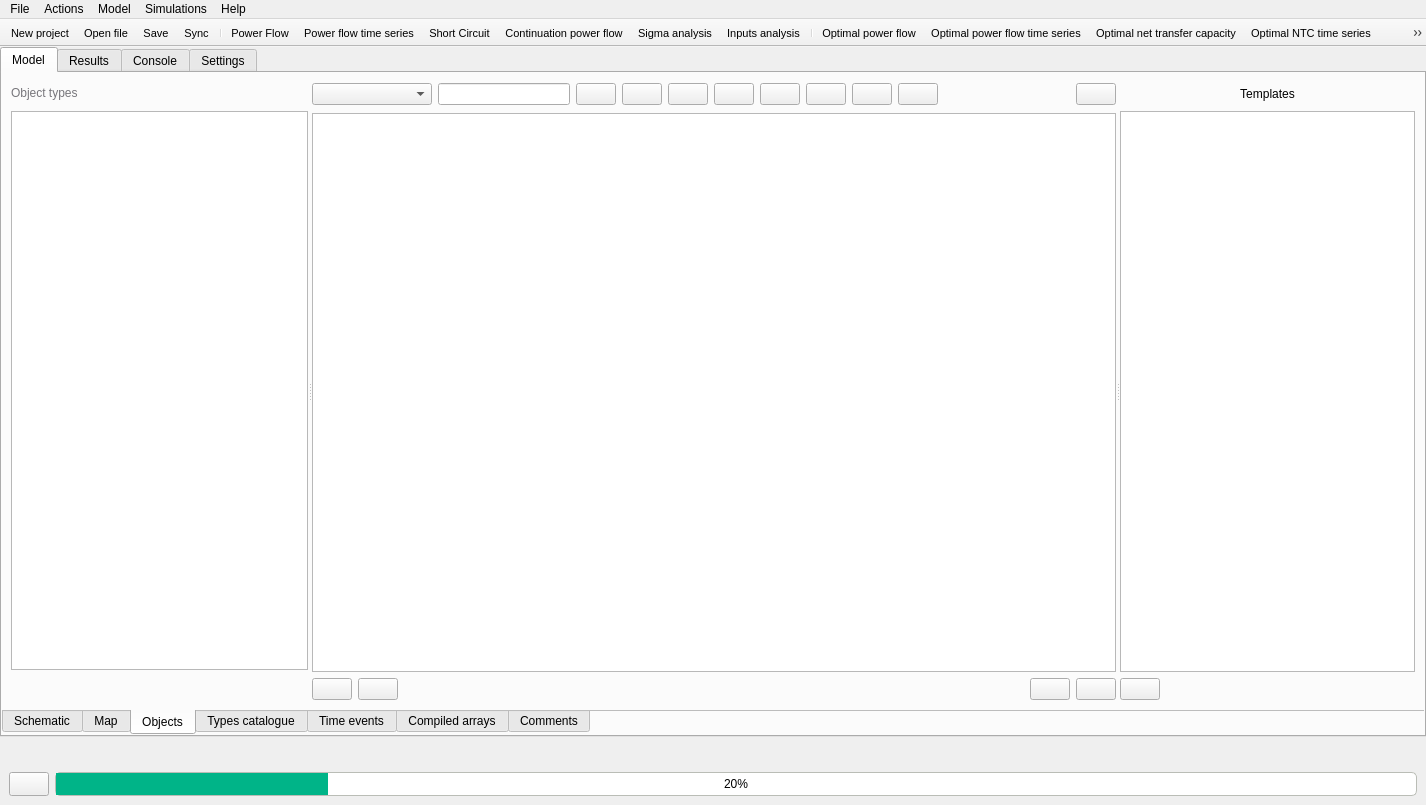
Before: the Qt Designer form src/GridCal/Gui/Main/MainWindow.ui in SanPen/GridCal, drawn with Qt 5.
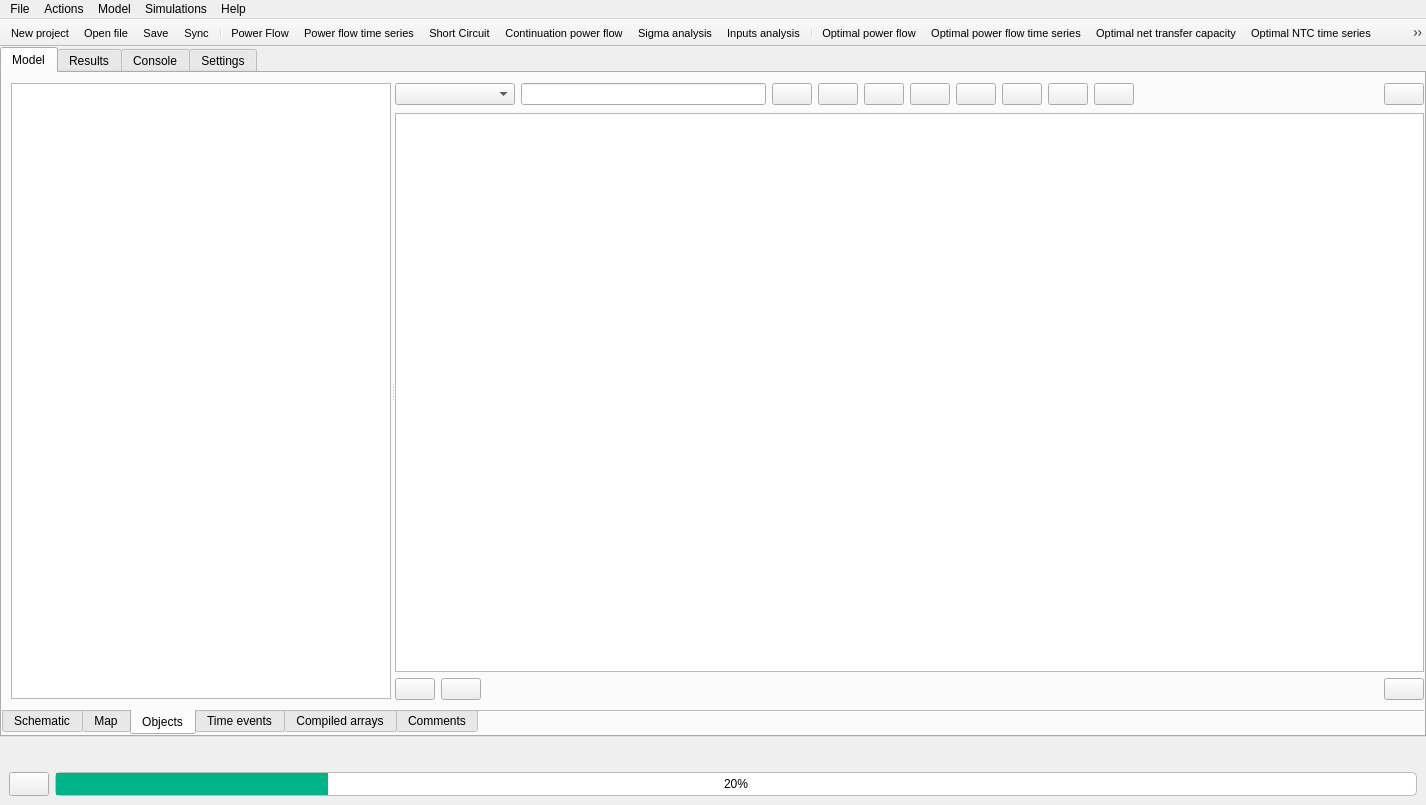
After: the same form once the commit is applied. The open tabs and pages were chosen to show the change. Icons and pictures are not drawn.

The edit to the form file:
```diff
--- a/src/GridCal/Gui/Main/MainWindow.ui
+++ b/src/GridCal/Gui/Main/MainWindow.ui
@@ -618,160 +618,17 @@
                 <enum>QFrame::Raised</enum>
                </property>
                <layout class="QVBoxLayout" name="verticalLayout_27">
-                <property name="rightMargin">
-                 <number>0</number>
-                </property>
-                <item>
-                 <widget class="QFrame" name="frame_55">
-                  <property name="frameShape">
-                   <enum>QFrame::NoFrame</enum>
-                  </property>
-                  <property name="frameShadow">
-                   <enum>QFrame::Raised</enum>
-                  </property>
-                  <layout class="QHBoxLayout" name="horizontalLayout_29">
-                   <property name="leftMargin">
-                    <number>0</number>
-                   </property>
                    <property name="topMargin">
-                    <number>4</number>
+                 <number>10</number>
                    </property>
                    <property name="rightMargin">
                     <number>0</number>
                    </property>
                    <property name="bottomMargin">
-                    <number>5</number>
+                 <number>4</number>
                    </property>
                    <item>
-                    <widget class="QLabel" name="label_3">
-                     <property name="palette">
-                      <palette>
-                       <active>
-                        <colorrole role="WindowText">
-                         <brush brushstyle="SolidPattern">
-                          <color alpha="255">
-                           <red>119</red>
-                           <green>118</green>
-                           <blue>123</blue>
-                          </color>
-                         </brush>
-                        </colorrole>
-                        <colorrole role="Text">
-                         <brush brushstyle="SolidPattern">
-                          <color alpha="255">
-                           <red>154</red>
-                           <green>153</green>
-                           <blue>150</blue>
-                          </color>
-                         </brush>
-                        </colorrole>
-                        <colorrole role="ButtonText">
-                         <brush brushstyle="SolidPattern">
-                          <color alpha="255">
-                           <red>154</red>
-                           <green>153</green>
-                           <blue>150</blue>
-                          </color>
-                         </brush>
-                        </colorrole>
-                        <colorrole role="PlaceholderText">
-                         <brush brushstyle="SolidPattern">
-                          <color alpha="128">
-                           <red>154</red>
-                           <green>153</green>
-                           <blue>150</blue>
-                          </color>
-                         </brush>
-                        </colorrole>
-                       </active>
-                       <inactive>
-                        <colorrole role="WindowText">
-                         <brush brushstyle="SolidPattern">
-                          <color alpha="255">
-                           <red>119</red>
-                           <green>118</green>
-                           <blue>123</blue>
-                          </color>
-                         </brush>
-                        </colorrole>
-                        <colorrole role="Text">
-                         <brush brushstyle="SolidPattern">
-                          <color alpha="255">
-                           <red>154</red>
-                           <green>153</green>
-                           <blue>150</blue>
-                          </color>
-                         </brush>
-                        </colorrole>
-                        <colorrole role="ButtonText">
-                         <brush brushstyle="SolidPattern">
-                          <color alpha="255">
-                           <red>154</red>
-                           <green>153</green>
-                           <blue>150</blue>
-                          </color>
-                         </brush>
-                        </colorrole>
-                        <colorrole role="PlaceholderText">
-                         <brush brushstyle="SolidPattern">
-                          <color alpha="128">
-                           <red>154</red>
-                           <green>153</green>
-                           <blue>150</blue>
-                          </color>
-                         </brush>
-                        </colorrole>
-                       </inactive>
-                       <disabled>
-                        <colorrole role="WindowText">
-                         <brush brushstyle="SolidPattern">
-                          <color alpha="255">
-                           <red>190</red>
-                           <green>190</green>
-                           <blue>190</blue>
-                          </color>
-                         </brush>
-                        </colorrole>
-                        <colorrole role="Text">
-                         <brush brushstyle="SolidPattern">
-                          <color alpha="255">
-                           <red>190</red>
-                           <green>190</green>
-                           <blue>190</blue>
-                          </color>
-                         </brush>
-                        </colorrole>
-                        <colorrole role="ButtonText">
-                         <brush brushstyle="SolidPattern">
-                          <color alpha="255">
-                           <red>190</red>
-                           <green>190</green>
-                           <blue>190</blue>
-                          </color>
-                         </brush>
-                        </colorrole>
-                        <colorrole role="PlaceholderText">
-                         <brush brushstyle="SolidPattern">
-                          <color alpha="128">
-                           <red>0</red>
-                           <green>0</green>
-                           <blue>0</blue>
-                          </color>
-                         </brush>
-                        </colorrole>
-                       </disabled>
-                      </palette>
-                     </property>
-                     <property name="text">
-                      <string>Object types</string>
-                     </property>
-                    </widget>
-                   </item>
-                  </layout>
-                 </widget>
-                </item>
-                <item>
-                 <widget class="QListView" name="dataStructuresListView"/>
+                 <widget class="QTreeView" name="dataStructuresTreeView"/>
                 </item>
                 <item>
                  <widget class="QFrame" name="frame_17">
@@ -794,34 +651,11 @@
                    <property name="bottomMargin">
                     <number>0</number>
                    </property>
-                   <item>
-                    <spacer name="horizontalSpacer_14">
-                     <property name="orientation">
-                      <enum>Qt::Horizontal</enum>
-                     </property>
-                     <property name="sizeHint" stdset="0">
-                      <size>
-                       <width>40</width>
-                       <height>24</height>
-                      </size>
-                     </property>
-                    </spacer>
-                   </item>
                   </layout>
                  </widget>
                 </item>
                </layout>
               </widget>
-              <widget class="QSplitter" name="templatesSplitter">
-               <property name="sizePolicy">
-                <sizepolicy hsizetype="Expanding" vsizetype="MinimumExpanding">
-                 <horstretch>0</horstretch>
-                 <verstretch>0</verstretch>
-                </sizepolicy>
-               </property>
-               <property name="orientation">
-                <enum>Qt::Horizontal</enum>
-               </property>
                <widget class="QFrame" name="frame_38">
                 <property name="frameShape">
                  <enum>QFrame::NoFrame</enum>
@@ -1085,7 +919,7 @@
                       </property>
                       <property name="icon">
                        <iconset resource="icons.qrc">
-                        <normaloff>:/Icons/icons/delete.svg</normaloff>:/Icons/icons/delete.svg</iconset>
+                       <normaloff>:/Icons/icons/minus.svg</normaloff>:/Icons/icons/minus.svg</iconset>
                       </property>
                      </widget>
                     </item>
@@ -1103,328 +937,6 @@
                      </spacer>
                     </item>
                     <item>
-                     <widget class="QPushButton" name="processTemplatesPushButton">
-                      <property name="toolTip">
-                       <string>Process templates</string>
-                      </property>
-                      <property name="text">
-                       <string/>
-                      </property>
-                      <property name="icon">
-                       <iconset resource="icons.qrc">
-                        <normaloff>:/Icons/icons/calculator.svg</normaloff>:/Icons/icons/calculator.svg</iconset>
-                      </property>
-                     </widget>
-                    </item>
-                    <item>
-                     <widget class="QPushButton" name="viewTemplatesButton">
-                      <property name="toolTip">
-                       <string>View templates catalogue</string>
-                      </property>
-                      <property name="text">
-                       <string/>
-                      </property>
-                      <property name="icon">
-                       <iconset resource="icons.qrc">
-                        <normaloff>:/Icons/icons/Catalogue.svg</normaloff>:/Icons/icons/Catalogue.svg</iconset>
-                      </property>
-                     </widget>
-                    </item>
-                   </layout>
-                  </widget>
-                 </item>
-                </layout>
-               </widget>
-               <widget class="QFrame" name="templatesFrame">
-                <property name="frameShape">
-                 <enum>QFrame::NoFrame</enum>
-                </property>
-                <property name="frameShadow">
-                 <enum>QFrame::Raised</enum>
-                </property>
-                <layout class="QVBoxLayout" name="verticalLayout_29">
-                 <property name="leftMargin">
-                  <number>0</number>
-                 </property>
-                 <item>
-                  <widget class="QFrame" name="frame_56">
-                   <property name="frameShape">
-                    <enum>QFrame::NoFrame</enum>
-                   </property>
-                   <property name="frameShadow">
-                    <enum>QFrame::Raised</enum>
-                   </property>
-                   <layout class="QHBoxLayout" name="horizontalLayout_30">
-                    <property name="leftMargin">
-                     <number>0</number>
-                    </property>
-                    <property name="topMargin">
-                     <number>5</number>
-                    </property>
-                    <property name="rightMargin">
-                     <number>0</number>
-                    </property>
-                    <property name="bottomMargin">
-                     <number>4</number>
-                    </property>
-                    <item>
-                     <widget class="QLabel" name="label_53">
-                      <property name="layoutDirection">
-                       <enum>Qt::RightToLeft</enum>
-                      </property>
-                      <property name="text">
-                       <string>Templates</string>
-                      </property>
-                      <property name="alignment">
-                       <set>Qt::AlignCenter</set>
-                      </property>
-                     </widget>
-                    </item>
-                   </layout>
-                  </widget>
-                 </item>
-                 <item>
-                  <widget class="QTreeView" name="catalogueTreeView"/>
-                 </item>
-                 <item>
-                  <widget class="QFrame" name="frame_53">
-                   <property name="frameShape">
-                    <enum>QFrame::NoFrame</enum>
-                   </property>
-                   <property name="frameShadow">
-                    <enum>QFrame::Raised</enum>
-                   </property>
-                   <layout class="QHBoxLayout" name="horizontalLayout_27">
-                    <property name="leftMargin">
-                     <number>0</number>
-                    </property>
-                    <property name="topMargin">
-                     <number>0</number>
-                    </property>
-                    <property name="rightMargin">
-                     <number>0</number>
-                    </property>
-                    <property name="bottomMargin">
-                     <number>0</number>
-                    </property>
-                    <item>
-                     <widget class="QPushButton" name="assignTemplateButton">
-                      <property name="toolTip">
-                       <string>Assign template to selected element</string>
-                      </property>
-                      <property name="text">
-                       <string/>
-                      </property>
-                      <property name="icon">
-                       <iconset resource="icons.qrc">
-                        <normaloff>:/Icons/icons/copy2left.svg</normaloff>:/Icons/icons/copy2left.svg</iconset>
-                      </property>
-                     </widget>
-                    </item>
-                    <item>
-                     <spacer name="horizontalSpacer_20">
-                      <property name="orientation">
-                       <enum>Qt::Horizontal</enum>
-                      </property>
-                      <property name="sizeHint" stdset="0">
-                       <size>
-                        <width>40</width>
-                        <height>20</height>
-                       </size>
-                      </property>
-                     </spacer>
-                    </item>
-                   </layout>
-                  </widget>
-                 </item>
-                </layout>
-               </widget>
-              </widget>
-             </widget>
-            </item>
-           </layout>
-          </widget>
-          <widget class="QWidget" name="catalogueTab">
-           <attribute name="icon">
-            <iconset resource="icons.qrc">
-             <normaloff>:/Icons/icons/Catalogue.svg</normaloff>:/Icons/icons/Catalogue.svg</iconset>
-           </attribute>
-           <attribute name="title">
-            <string>Types catalogue</string>
-           </attribute>
-           <layout class="QVBoxLayout" name="verticalLayout_32">
-            <property name="leftMargin">
-             <number>0</number>
-            </property>
-            <property name="topMargin">
-             <number>0</number>
-            </property>
-            <property name="rightMargin">
-             <number>0</number>
-            </property>
-            <property name="bottomMargin">
-             <number>0</number>
-            </property>
-            <item>
-             <widget class="QSplitter" name="catalogueSplitter">
-              <property name="orientation">
-               <enum>Qt::Horizontal</enum>
-              </property>
-              <widget class="QFrame" name="frame_34">
-               <property name="frameShape">
-                <enum>QFrame::NoFrame</enum>
-               </property>
-               <property name="frameShadow">
-                <enum>QFrame::Raised</enum>
-               </property>
-               <layout class="QVBoxLayout" name="verticalLayout_19">
-                <property name="rightMargin">
-                 <number>0</number>
-                </property>
-                <item>
-                 <widget class="QLabel" name="label_51">
-                  <property name="minimumSize">
-                   <size>
-                    <width>0</width>
-                    <height>24</height>
-                   </size>
-                  </property>
-                  <property name="palette">
-                   <palette>
-                    <active>
-                     <colorrole role="WindowText">
-                      <brush brushstyle="SolidPattern">
-                       <color alpha="255">
-                        <red>119</red>
-                        <green>118</green>
-                        <blue>123</blue>
-                       </color>
-                      </brush>
-                     </colorrole>
-                    </active>
-                    <inactive>
-                     <colorrole role="WindowText">
-                      <brush brushstyle="SolidPattern">
-                       <color alpha="255">
-                        <red>119</red>
-                        <green>118</green>
-                        <blue>123</blue>
-                       </color>
-                      </brush>
-                     </colorrole>
-                    </inactive>
-                    <disabled>
-                     <colorrole role="WindowText">
-                      <brush brushstyle="SolidPattern">
-                       <color alpha="255">
-                        <red>190</red>
-                        <green>190</green>
-                        <blue>190</blue>
-                       </color>
-                      </brush>
-                     </colorrole>
-                    </disabled>
-                   </palette>
-                  </property>
-                  <property name="text">
-                   <string>Data structures</string>
-                  </property>
-                 </widget>
-                </item>
-                <item>
-                 <widget class="QListView" name="catalogueDataStructuresListView"/>
-                </item>
-               </layout>
-              </widget>
-              <widget class="QFrame" name="frame_35">
-               <property name="frameShape">
-                <enum>QFrame::NoFrame</enum>
-               </property>
-               <property name="frameShadow">
-                <enum>QFrame::Raised</enum>
-               </property>
-               <layout class="QGridLayout" name="gridLayout_18">
-                <property name="leftMargin">
-                 <number>0</number>
-                </property>
-                <item row="0" column="0">
-                 <widget class="QLabel" name="label_52">
-                  <property name="minimumSize">
-                   <size>
-                    <width>0</width>
-                    <height>24</height>
-                   </size>
-                  </property>
-                  <property name="palette">
-                   <palette>
-                    <active>
-                     <colorrole role="WindowText">
-                      <brush brushstyle="SolidPattern">
-                       <color alpha="255">
-                        <red>119</red>
-                        <green>118</green>
-                        <blue>123</blue>
-                       </color>
-                      </brush>
-                     </colorrole>
-                    </active>
-                    <inactive>
-                     <colorrole role="WindowText">
-                      <brush brushstyle="SolidPattern">
-                       <color alpha="255">
-                        <red>119</red>
-                        <green>118</green>
-                        <blue>123</blue>
-                       </color>
-                      </brush>
-                     </colorrole>
-                    </inactive>
-                    <disabled>
-                     <colorrole role="WindowText">
-                      <brush brushstyle="SolidPattern">
-                       <color alpha="255">
-                        <red>190</red>
-                        <green>190</green>
-                        <blue>190</blue>
-                       </color>
-                      </brush>
-                     </colorrole>
-                    </disabled>
-                   </palette>
-                  </property>
-                  <property name="text">
-                   <string>Elements data (double click to edit)</string>
-                  </property>
-                 </widget>
-                </item>
-                <item row="0" column="1">
-                 <spacer name="horizontalSpacer_16">
-                  <property name="orientation">
-                   <enum>Qt::Horizontal</enum>
-                  </property>
-                  <property name="sizeHint" stdset="0">
-                   <size>
-                    <width>40</width>
-                    <height>20</height>
-                   </size>
-                  </property>
-                 </spacer>
-                </item>
-                <item row="0" column="2">
-                 <widget class="QPushButton" name="catalogue_add_pushButton">
-                  <property name="toolTip">
-                   <string>Add</string>
-                  </property>
-                  <property name="text">
-                   <string/>
-                  </property>
-                  <property name="icon">
-                   <iconset resource="icons.qrc">
-                    <normaloff>:/Icons/icons/plus.svg</normaloff>:/Icons/icons/plus.svg</iconset>
-                  </property>
-                 </widget>
-                </item>
-                <item row="0" column="3">
                  <widget class="QPushButton" name="catalogue_edit_pushButton">
                   <property name="toolTip">
                    <string>Edit</string>
@@ -1438,23 +950,9 @@
                   </property>
                  </widget>
                 </item>
-                <item row="0" column="4">
-                 <widget class="QPushButton" name="catalogue_delete_pushButton">
-                  <property name="toolTip">
-                   <string>Delete</string>
-                  </property>
-                  <property name="text">
-                   <string/>
-                  </property>
-                  <property name="icon">
-                   <iconset resource="icons.qrc">
-                    <normaloff>:/Icons/icons/minus.svg</normaloff>:/Icons/icons/minus.svg</iconset>
-                  </property>
+                  </layout>
                  </widget>
                 </item>
-                <item row="1" column="0" rowspan="2" colspan="5">
-                 <widget class="QTableView" name="catalogueTableView"/>
-                </item>
                </layout>
               </widget>
              </widget>
@@ -8827,7 +8325,7 @@
      <x>0</x>
      <y>0</y>
      <width>1426</width>
-     <height>24</height>
+     <height>22</height>
     </rect>
    </property>
    <widget class="QMenu" name="menuProject">
```
Lines whose indentation alone changed are shown as unchanged.
